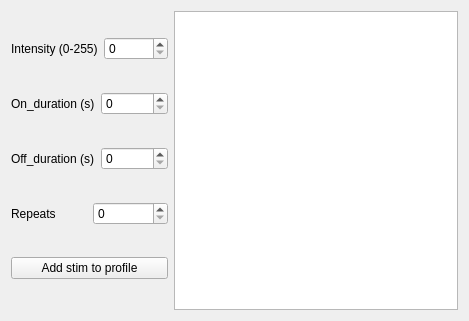
Above: qt5_app/Tools/Stim_tools/stim_widget.ui from ChatzigeorgiouGroup/OptoWorld before the change. Below: the same form after it.
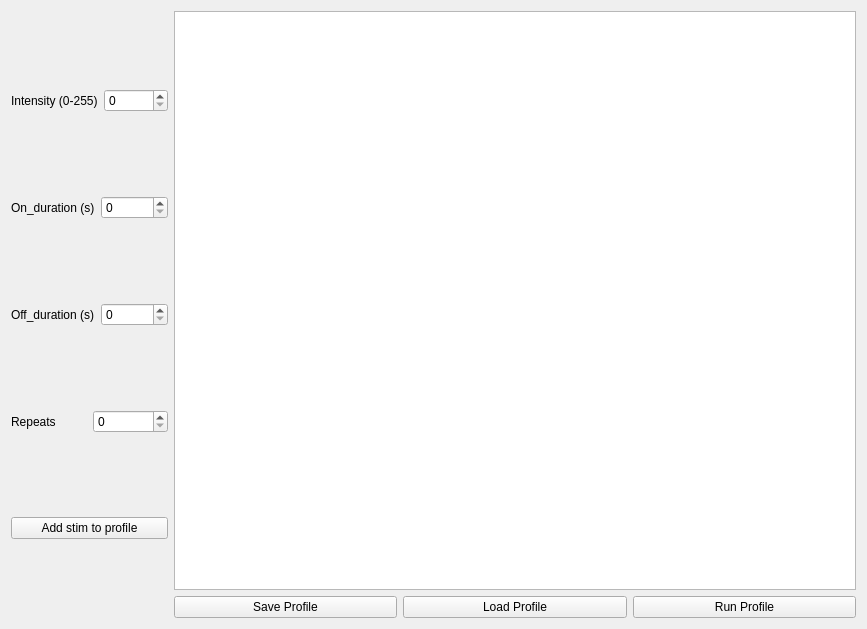
That is the form after the change.

Commit message: Added starting of a stim-sequence from gui

The edit to the form file:
```diff
--- a/qt5_app/Tools/Stim_tools/stim_widget.ui
+++ b/qt5_app/Tools/Stim_tools/stim_widget.ui
@@ -6,8 +6,8 @@
    <rect>
     <x>0</x>
     <y>0</y>
-    <width>469</width>
-    <height>321</height>
+    <width>867</width>
+    <height>629</height>
    </rect>
   </property>
   <property name="windowTitle">
@@ -94,7 +94,36 @@
     </layout>
    </item>
    <item row="0" column="1">
-    <widget class="QTableView" name="tableView"/>
+    <layout class="QVBoxLayout" name="verticalLayout_2">
+     <item>
+      <widget class="QTableView" name="tableView"/>
+     </item>
+     <item>
+      <layout class="QHBoxLayout" name="horizontalLayout_5">
+       <item>
+        <widget class="QPushButton" name="button_save_profile">
+         <property name="text">
+          <string>Save Profile</string>
+         </property>
+        </widget>
+       </item>
+       <item>
+        <widget class="QPushButton" name="button_load_profile">
+         <property name="text">
+          <string>Load Profile</string>
+         </property>
+        </widget>
+       </item>
+       <item>
+        <widget class="QPushButton" name="button_run">
+         <property name="text">
+          <string>Run Profile</string>
+         </property>
+        </widget>
+       </item>
+      </layout>
+     </item>
+    </layout>
    </item>
   </layout>
  </widget>
```
The commit also changes 6 other files.
